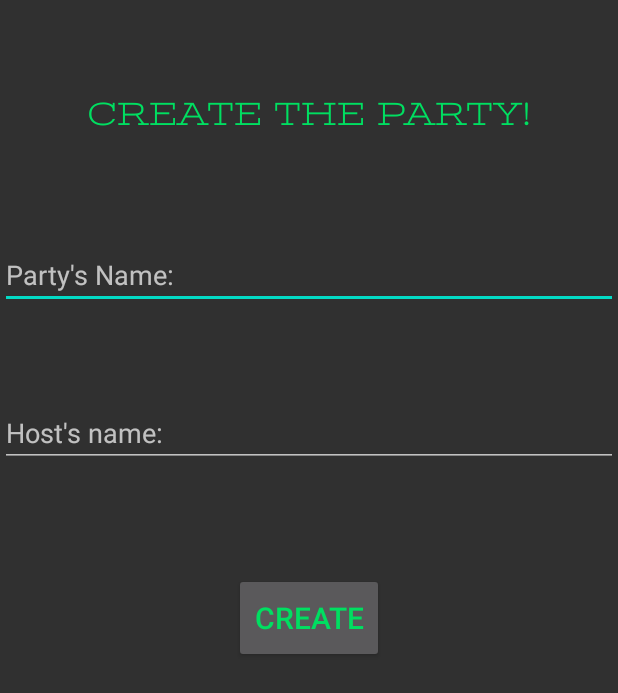
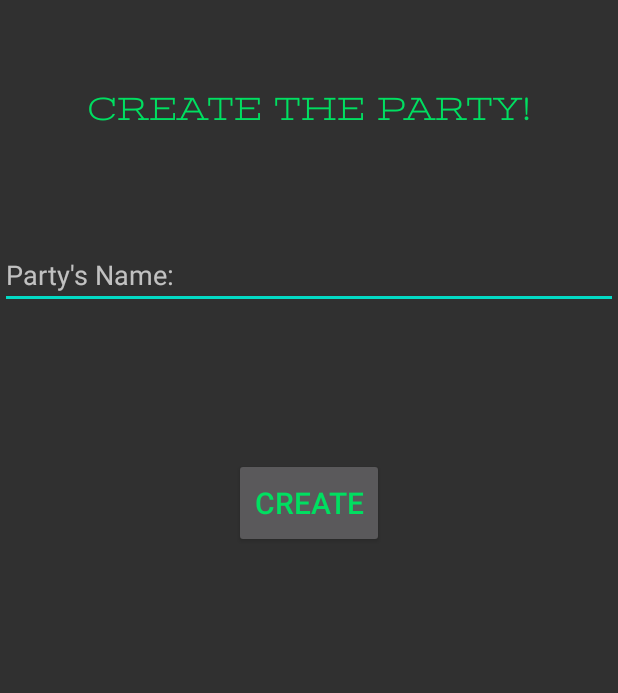
Before and after one commit to Frankdal/spotify_app_lets_party_together, an Android app: the CreateActivity screen opened directly, with no data from a screen before it, on a phone screen of 412 x 824 dp. Shown: the top 693 px of the screen. Run offline under Robolectric (Android 15) with nearby library versions, the phone set to English and light mode, and no system bars.

Commit message:
Tolti Guest name e host name

```diff
--- a/LetsPartyTogether/app/src/main/java/com/example/letspartytogether/CreateActivity.java
+++ b/LetsPartyTogether/app/src/main/java/com/example/letspartytogether/CreateActivity.java
@@ -25,7 +25,7 @@ import okhttp3.Response;
 
 public class CreateActivity extends AppCompatActivity {
 
-    private EditText etPartyName, etPartyHost;
+    private EditText etPartyName;
     private Button bttCreate2;
     private static final String fileName = "PartyList.txt";
     private String secretCode;
@@ -38,7 +38,6 @@ public class CreateActivity extends AppCompatActivity {
         setContentView(R.layout.activity_create);
 
         etPartyName = findViewById(R.id.etPartyName);
-        etPartyHost = findViewById(R.id.etPartyHost);
         bttCreate2 = findViewById(R.id.bttCreate2);
         jsonObject = new JSONObject();
         SharedPreferences sharedPreferences = this.getSharedPreferences("SPOTIFY", 0);
@@ -48,7 +47,6 @@ public class CreateActivity extends AppCompatActivity {
             public void onClick(View v) {
 
                 String _nomeParty = etPartyName.getText().toString();
-                String _nomeHost = etPartyHost.getText().toString();
                 try {
                     jsonObject.put("name",_nomeParty);
                     jsonObject.put("userId", userId);
--- a/LetsPartyTogether/app/src/main/java/com/example/letspartytogether/JoinActivity.java
+++ b/LetsPartyTogether/app/src/main/java/com/example/letspartytogether/JoinActivity.java
@@ -33,7 +33,7 @@ import okhttp3.Response;
 
 public class JoinActivity extends AppCompatActivity {
 
-    private EditText etPartyCodeJoin, etJoinName;
+    private EditText etPartyCodeJoin;
     private Button bttJoin2;
     public String base_url;
     public JSONObject jsonParty;
@@ -46,14 +46,12 @@ public class JoinActivity extends AppCompatActivity {
         setContentView(R.layout.activity_join);
         base_url = "http://lordip.ddns.net:8124";
         etPartyCodeJoin = findViewById(R.id.etPartyCodeJoin);
-        etJoinName = findViewById(R.id.etJoinName);
         bttJoin2 = findViewById(R.id.bttJoin2);
 
         bttJoin2.setOnClickListener(new View.OnClickListener() {
             @Override
             public void onClick(View v) {
                 _codeParty = etPartyCodeJoin.getText().toString();
-                String _nameParty = etJoinName.getText().toString();
                 jsonParty = new JSONObject();
 
 
--- a/LetsPartyTogether/app/src/main/res/layout/activity_create.xml
+++ b/LetsPartyTogether/app/src/main/res/layout/activity_create.xml
@@ -18,7 +18,7 @@
         app:layout_constraintEnd_toEndOf="parent"
         app:layout_constraintStart_toStartOf="parent"
         app:layout_constraintTop_toTopOf="parent"
-        app:layout_constraintVertical_bias="0.079" />
+        app:layout_constraintVertical_bias="0.075" />
 
     <EditText
         android:id="@+id/etPartyName"
@@ -33,28 +33,17 @@
         app:layout_constraintTop_toTopOf="parent"
         app:layout_constraintVertical_bias="0.206" />
 
-    <EditText
-        android:id="@+id/etPartyHost"
-        android:layout_width="match_parent"
-        android:layout_height="wrap_content"
-        android:hint="Host's name:"
-        app:layout_constraintBottom_toBottomOf="parent"
-        app:layout_constraintEnd_toEndOf="parent"
-        app:layout_constraintHorizontal_bias="0.0"
-        app:layout_constraintStart_toStartOf="parent"
-        app:layout_constraintTop_toTopOf="parent"
-        app:layout_constraintVertical_bias="0.342" />
-
     <Button
         android:id="@+id/bttCreate2"
         android:layout_width="100dp"
         android:layout_height="60dp"
         android:text="CREATE"
+        android:textColor="@color/Green"
         android:textSize="20dp"
-        android:textColor="@color/Green"
         app:layout_constraintBottom_toBottomOf="parent"
         app:layout_constraintEnd_toEndOf="parent"
         app:layout_constraintStart_toStartOf="parent"
-        app:layout_constraintTop_toTopOf="parent" />
+        app:layout_constraintTop_toTopOf="parent"
+        app:layout_constraintVertical_bias="0.40" />
 
 </androidx.constraintlayout.widget.ConstraintLayout>
```
Also changed, not shown: LetsPartyTogether/app/src/main/res/layout/activity_join.xml (+3 -14 lines).
